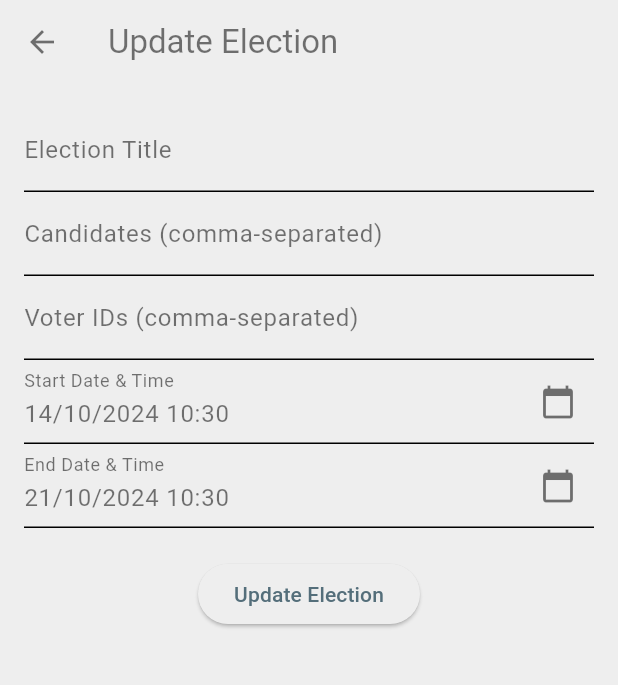
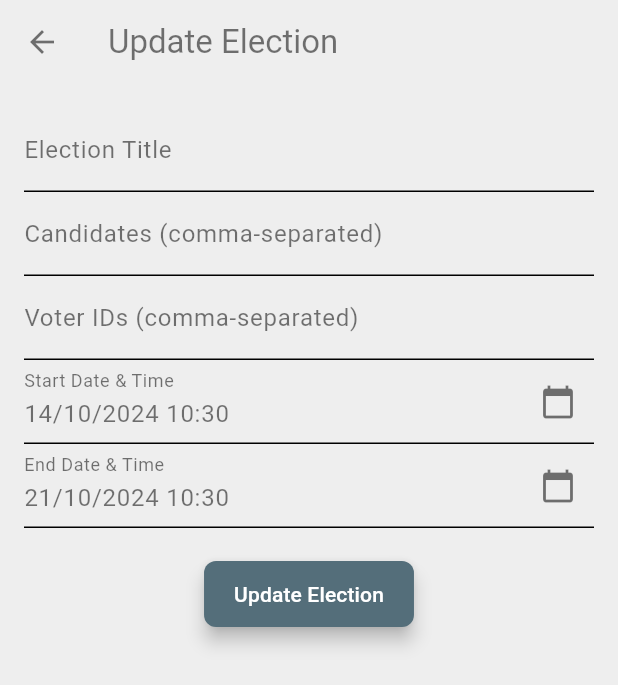
Before and after one commit to Atinuke-Manuels/Easy_Vote, a Flutter app: the UpdateElectionScreen screen opened by its route, on a phone screen of 412 x 824 dp. Shown: the top 685 px of the screen. Run offline on Flutter 3.47's test engine with Material 3 defaults, Android fonts, the phone set to English and light mode, and no system bars; our stand-ins replace cloud_firestore, firebase_auth, firebase_core, fl_chart, responsive_builder; accounts and stored records are empty.

```diff
--- a/lib/screens/mobile_screens/voter/update_elections_screen.dart
+++ b/lib/screens/mobile_screens/voter/update_elections_screen.dart
@@ -233,6 +233,17 @@ class _UpdateElectionScreenState extends State<UpdateElectionScreen> {
               const SizedBox(height: 20),
               ElevatedButton(
                 onPressed: _updateElection,
+                style: ButtonStyle(
+                  backgroundColor: WidgetStateProperty.all(Theme.of(context).colorScheme.primary),
+                  foregroundColor: WidgetStateProperty.all(Theme.of(context).colorScheme.onPrimary),
+                  padding: WidgetStateProperty.all(const EdgeInsets.symmetric(vertical: 12.0, horizontal: 20.0)), // Padding
+                  shape: WidgetStateProperty.all<RoundedRectangleBorder>(
+                    RoundedRectangleBorder(
+                      borderRadius: BorderRadius.circular(8.0), // Rounded corners
+                    ),
+                  ),
+                  elevation: MaterialStateProperty.all(5), // Elevation
+                ),
                 child: const Text('Update Election'),
               ),
             ],
```
Also changed, not shown: lib/constants/app_text_styles.dart (+9 -0 lines), lib/screens/mobile_screens/admin/admin_home_screen.dart (+9 -2 lines), lib/screens/mobile_screens/admin/election_details_screen.dart (+31 -2 lines).
